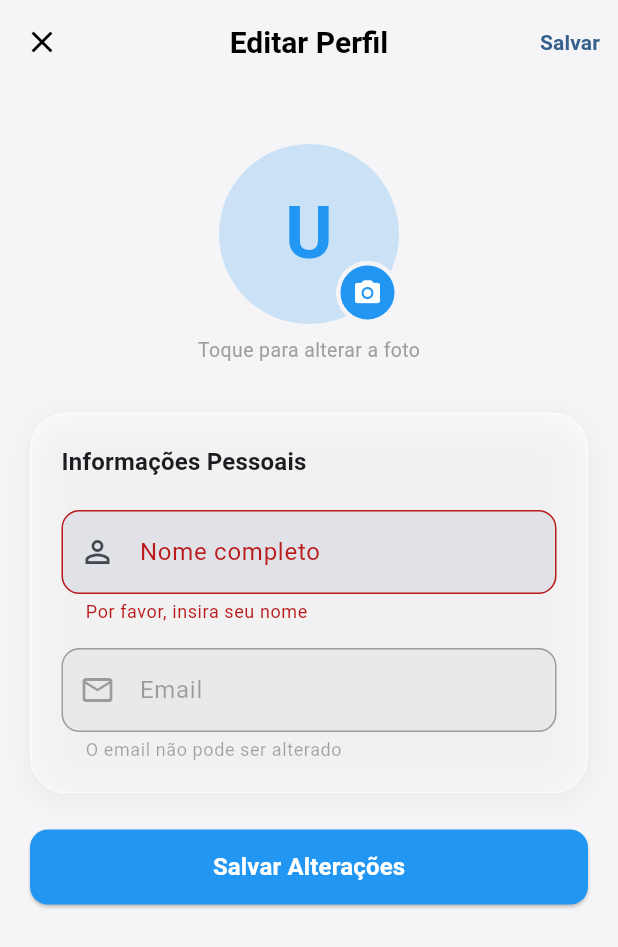
After one commit to nexxo-app/nexxo_flutter, a Flutter app: the EditProfileScreen screen opened by its route, after a tap on "Salvar Alterações", on a phone screen of 412 x 824 dp. The commit adds this screen. Shown: the top 947 px of the screen. Run offline on Flutter 3.47's test engine with Material 3 defaults, Android fonts, the phone set to English and light mode, and no system bars; our stand-ins replace go_router, google_fonts, shared_preferences, supabase_flutter; accounts and stored records are empty.

Commit message:
Add profile editing and persistent theme support
Introduces an edit profile screen and route, allowing users to update their name. Theme selection is now persisted using shared_preferences. The expenses screen was refactored for improved state management and UI responsiveness. Home header now displays a dynamic greeting. Various UI enhancements and metadata updates for web manifest and index.html. Supabase repository gains a profile update method.

```diff
--- a/lib/core/router/app_router.dart
+++ b/lib/core/router/app_router.dart
@@ -2,6 +2,7 @@ import 'package:flutter/material.dart';
 import 'package:go_router/go_router.dart';
 import 'package:supabase_flutter/supabase_flutter.dart';
 import '../../presentation/screens/profile/profile_screen.dart';
+import '../../presentation/screens/profile/edit_profile_screen.dart';
 import '../../presentation/widgets/bottom_nav_bar.dart';
 import '../../presentation/screens/home/home_screen.dart';
 import '../../presentation/screens/education/education_screen.dart';
@@ -48,6 +49,13 @@ final appRouter = GoRouter(
       builder: (context, state) {
         final goal = state.extra as SavingsGoal?;
         return AddSavingsGoalScreen(goal: goal);
+      },
+    ),
+    GoRoute(
+      path: '/edit-profile',
+      builder: (context, state) {
+        final profile = state.extra as Profile?;
+        return EditProfileScreen(profile: profile);
       },
     ),
     ShellRoute(
--- /dev/null
+++ b/lib/presentation/screens/profile/edit_profile_screen.dart
@@ -0,0 +1,238 @@
+import 'package:flutter/material.dart';
+import 'package:go_router/go_router.dart';
+import '../../../../core/theme/app_theme.dart';
+import '../../../../data/repositories/supabase_repository.dart';
+import '../../../../data/models/supabase_models.dart';
+import '../../widgets/glass_container.dart';
+
+class EditProfileScreen extends StatefulWidget {
+  final Profile? profile;
+
+  const EditProfileScreen({super.key, this.profile});
+
+  @override
+  State<EditProfileScreen> createState() => _EditProfileScreenState();
+}
+
+class _EditProfileScreenState extends State<EditProfileScreen> {
+  final _formKey = GlobalKey<FormState>();
+  final _repository = SupabaseRepository();
+  late TextEditingController _nameController;
+  bool _isLoading = false;
+
+  @override
+  void initState() {
+    super.initState();
+    _nameController = TextEditingController(
+      text: widget.profile?.fullName ?? '',
+    );
+  }
+
+  @override
+  void dispose() {
+    _nameController.dispose();
+    super.dispose();
+  }
+
+  Future<void> _saveProfile() async {
+    if (!_formKey.currentState!.validate()) return;
+
+    setState(() => _isLoading = true);
+
+    try {
+      await _repository.updateProfile(fullName: _nameController.text.trim());
+
+      if (mounted) {
+        ScaffoldMessenger.of(context).showSnackBar(
+          const SnackBar(
+            content: Text('Perfil atualizado com sucesso!'),
+            backgroundColor: Colors.green,
+          ),
+        );
+        context.pop(true); // Return true to indicate success
+      }
+    } catch (e) {
+      if (mounted) {
+        ScaffoldMessenger.of(context).showSnackBar(
+          SnackBar(
+            content: Text('Erro ao salvar: $e'),
+            backgroundColor: Colors.red,
+          ),
+        );
+      }
+    } finally {
+      if (mounted) setState(() => _isLoading = false);
+    }
+  }
+
+  @override
+  Widget build(BuildContext context) {
+    return Scaffold(
+      appBar: AppBar(
+        title: const Text('Editar Perfil'),
+        leading: IconButton(
+          icon: const Icon(Icons.close),
+          onPressed: () => context.pop(),
+        ),
+        actions: [
+          TextButton(
+            onPressed: _isLoading ? null : _saveProfile,
+            child: _isLoading
+                ? const SizedBox(
+                    width: 20,
+                    height: 20,
+                    child: CircularProgressIndicator(strokeWidth: 2),
+                  )
+                : const Text(
+                    'Salvar',
+                    style: TextStyle(fontWeight: FontWeight.bold),
+                  ),
+          ),
+        ],
+      ),
+      body: SingleChildScrollView(
+        padding: const EdgeInsets.all(20),
+        child: Form(
+          key: _formKey,
+          child: Column(
+            children: [
+              const SizedBox(height: 20),
+              // Avatar
+              Stack(
+                children: [
+                  CircleAvatar(
+                    radius: 60,
+                    backgroundColor: AppTheme.primaryColor.withOpacity(0.2),
+                    backgroundImage: widget.profile?.avatarUrl != null
+                        ? NetworkImage(widget.profile!.avatarUrl!)
+                        : null,
+                    child: widget.profile?.avatarUrl == null
+                        ? Text(
+                            _nameController.text.isNotEmpty
+                                ? _nameController.text
+                                      .substring(0, 1)
+                                      .toUpperCase()
+                                : 'U',
+                            style: const TextStyle(
+                              fontSize: 48,
+                              fontWeight: FontWeight.bold,
+                              color: AppTheme.primaryColor,
+                            ),
+                          )
+                        : null,
+                  ),
+                  Positioned(
+                    bottom: 0,
+                    right: 0,
+                    child: Container(
+                      padding: const EdgeInsets.all(8),
+                      decoration: BoxDecoration(
+                        color: AppTheme.primaryColor,
+                        shape: BoxShape.circle,
+                        border: Border.all(
+                          color: Theme.of(context).scaffoldBackgroundColor,
+                          width: 3,
+                        ),
+                      ),
+                      child: const Icon(
+                        Icons.camera_alt_rounded,
+                        color: Colors.white,
+                        size: 20,
+                      ),
+                    ),
+                  ),
+                ],
+              ),
+              const SizedBox(height: 8),
+              Text(
+                'Toque para alterar a foto',
+                style: TextStyle(color: Colors.grey[500], fontSize: 13),
+              ),
+              const SizedBox(height: 32),
+
+              // Form fields
+              GlassContainer(
+                padding: const EdgeInsets.all(20),
+                child: Column(
+                  crossAxisAlignment: CrossAxisAlignment.start,
+                  children: [
+                    Text(
+                      'Informações Pessoais',
+                      style: Theme.of(context).textTheme.titleMedium?.copyWith(
+                        fontWeight: FontWeight.bold,
+                      ),
+                    ),
+                    const SizedBox(height: 20),
+                    TextFormField(
+                      controller: _nameController,
+                      decoration: InputDecoration(
+                        labelText: 'Nome completo',
+                        prefixIcon: const Icon(Icons.person_outline),
+                        border: OutlineInputBorder(
+                          borderRadius: BorderRadius.circular(12),
+                        ),
+                        filled: true,
+                      ),
+                      validator: (value) {
+                        if (value == null || value.trim().isEmpty) {
+                          return 'Por favor, insira seu nome';
+                        }
+                        if (value.trim().length < 2) {
+                          return 'Nome deve ter pelo menos 2 caracteres';
+                        }
+                        return null;
+                      },
+                      onChanged: (value) {
+                        setState(() {}); // Update avatar letter
+                      },
+                    ),
+                    const SizedBox(height: 16),
+                    TextFormField(
+                      initialValue: widget.profile?.email ?? '',
+                      enabled: false,
+                      decoration: InputDecoration(
+                        labelText: 'Email',
+                        prefixIcon: const Icon(Icons.email_outlined),
+                        border: OutlineInputBorder(
+                          borderRadius: BorderRadius.circular(12),
+                        ),
+                        filled: true,
+                        helperText: 'O email não pode ser alterado',
+                      ),
+                    ),
+                  ],
+                ),
+              ),
+              const SizedBox(height: 24),
+
+              // Save button
+              SizedBox(
+                width: double.infinity,
+                height: 50,
+                child: ElevatedButton(
+                  onPressed: _isLoading ? null : _saveProfile,
+                  style: ElevatedButton.styleFrom(
+                    backgroundColor: AppTheme.primaryColor,
+                    foregroundColor: Colors.white,
+                    shape: RoundedRectangleBorder(
+                      borderRadius: BorderRadius.circular(12),
+                    ),
+                  ),
+                  child: _isLoading
+                      ? const CircularProgressIndicator(color: Colors.white)
+                      : const Text(
+                          'Salvar Alterações',
+                          style: TextStyle(
+                            fontSize: 16,
+                            fontWeight: FontWeight.bold,
+                          ),
+                        ),
+                ),
+              ),
+            ],
+          ),
+        ),
+      ),
+    );
+  }
+}
--- a/pubspec.yaml
+++ b/pubspec.yaml
@@ -16,6 +16,7 @@ dependencies:
   intl: ^0.19.0
   supabase_flutter: ^2.3.0
   glassmorphism: ^3.0.0
+  shared_preferences: ^2.2.2
 
 dev_dependencies:
   flutter_test:
```
Also changed, not shown: lib/core/theme/theme_notifier.dart (+63 -2 lines), lib/data/repositories/supabase_repository.dart (+14 -0 lines), lib/presentation/screens/expenses/expenses_screen.dart (+41 -71 lines), lib/presentation/screens/home/widgets/home_header.dart (+12 -1 lines), lib/presentation/screens/profile/profile_screen.dart (+45 -22 lines), pubspec.lock, 7 other files.
